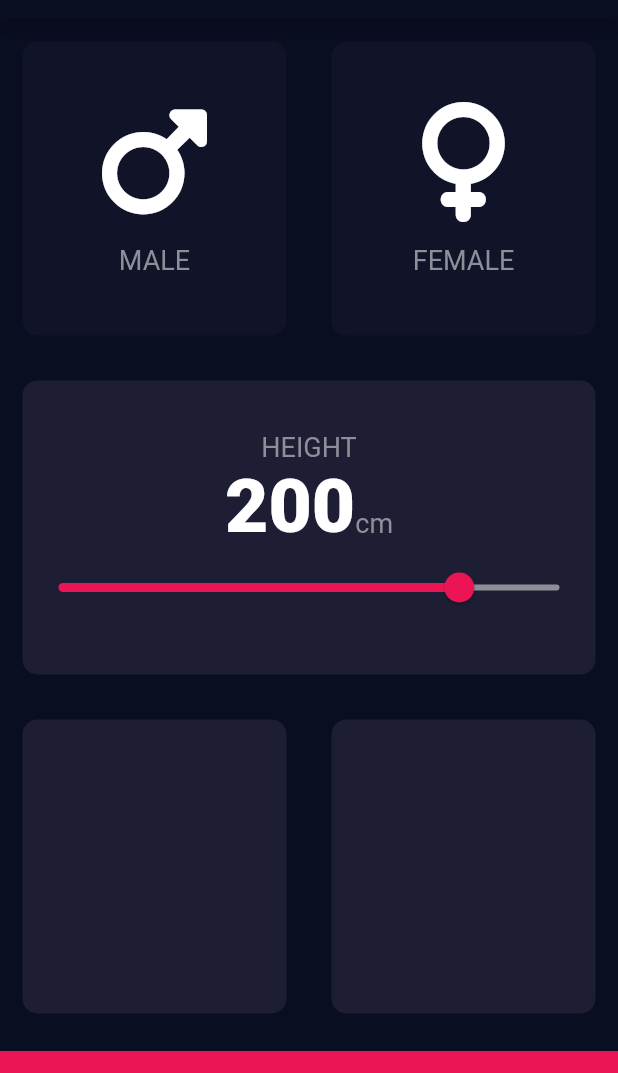
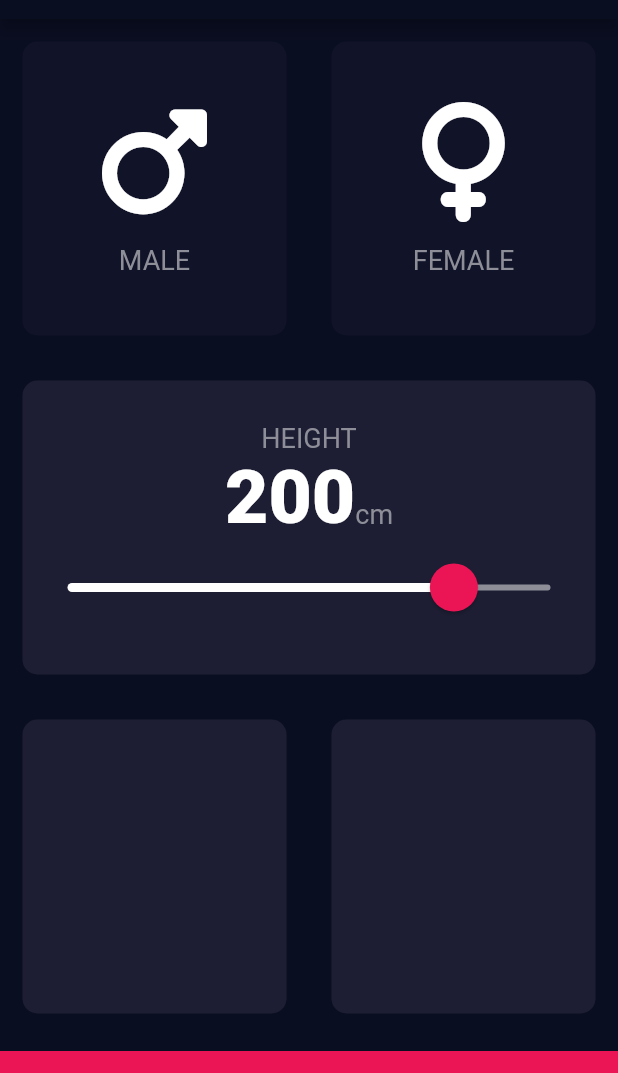
Before and after one commit to kzlkayayusuf/bmi_calculator, a Flutter app: the screen it shows after launch, on a phone screen of 412 x 824 dp, the part 65-1138 px from its top. Run offline on Flutter 3.47's test engine with Material 2 defaults, Android fonts, the phone set to English and light mode, and no system bars; our stand-ins replace font_awesome_flutter.

```diff
--- a/lib/input_page.dart
+++ b/lib/input_page.dart
@@ -94,17 +94,27 @@ class _InputPageState extends State<InputPage> {
 
                     ],
                   ),
-                  Slider(
+                  SliderTheme(
+                    data: SliderTheme.of(context).copyWith(
+                      thumbColor: Color(0xFFEB1555),
+                      activeTrackColor: Colors.white,
+                      inactiveTrackColor: Color(0xFF8D8E98),
+                      overlayColor: Color(0x29EB1555),
+                      thumbShape: RoundSliderThumbShape(enabledThumbRadius: 16,),
+                      overlayShape: RoundSliderOverlayShape(overlayRadius: 30,),
+
+                    ),
+                    child: Slider(
                       value: height.toDouble(),
                       min: 120.0,
                       max: 220.0,
-                    activeColor: Color(0xFFEB1555),
-                    inactiveColor: Color(0xFF8D8E98),
+
                       onChanged: (double newValue) {
                         setState(() {
                           height=newValue.round();
                         });
                       },
+                    ),
                   ),
                 ],
               ),
```
Lines whose indentation alone changed are shown as unchanged.
